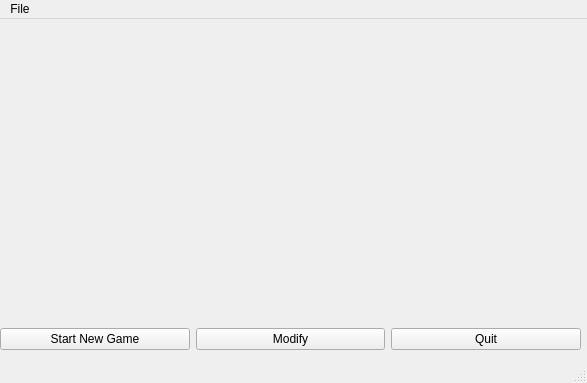
Above: ui/mainwindow.ui from brianvanh/baseball-scorebook before the change. Below: the same form after it.
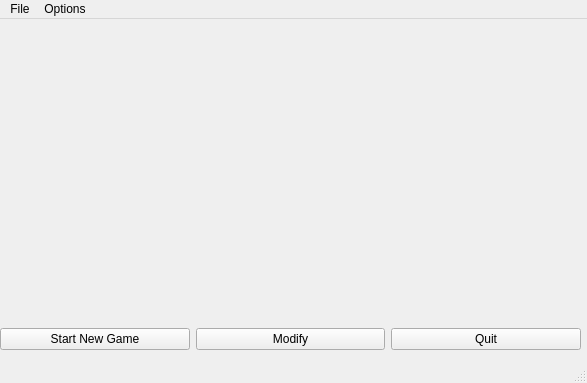
That is the form after the change.

Commit message: Updated with <game options> screen

What changed in the file:
```diff
--- a/ui/mainwindow.ui
+++ b/ui/mainwindow.ui
@@ -63,7 +63,14 @@
     </property>
     <addaction name="actionQuit"/>
    </widget>
+   <widget class="QMenu" name="menuOptions">
+    <property name="title">
+     <string>Options</string>
+    </property>
+    <addaction name="actionGame_Attributes"/>
+   </widget>
    <addaction name="menuFile"/>
+   <addaction name="menuOptions"/>
   </widget>
   <widget class="QStatusBar" name="statusbar">
    <property name="enabled">
```
Left out of the diff: 10 changed lines with no effect on the pictures. The commit also changes 21 other files.
